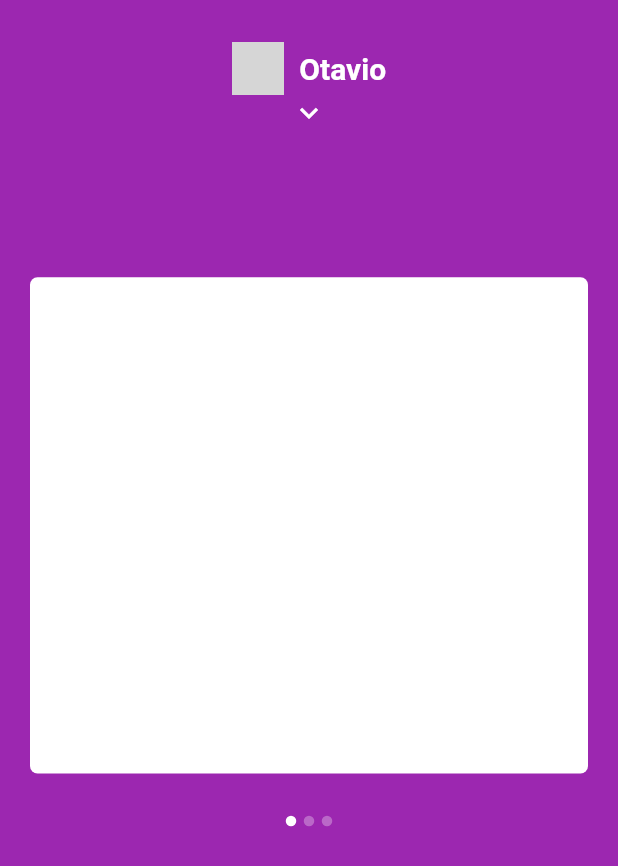
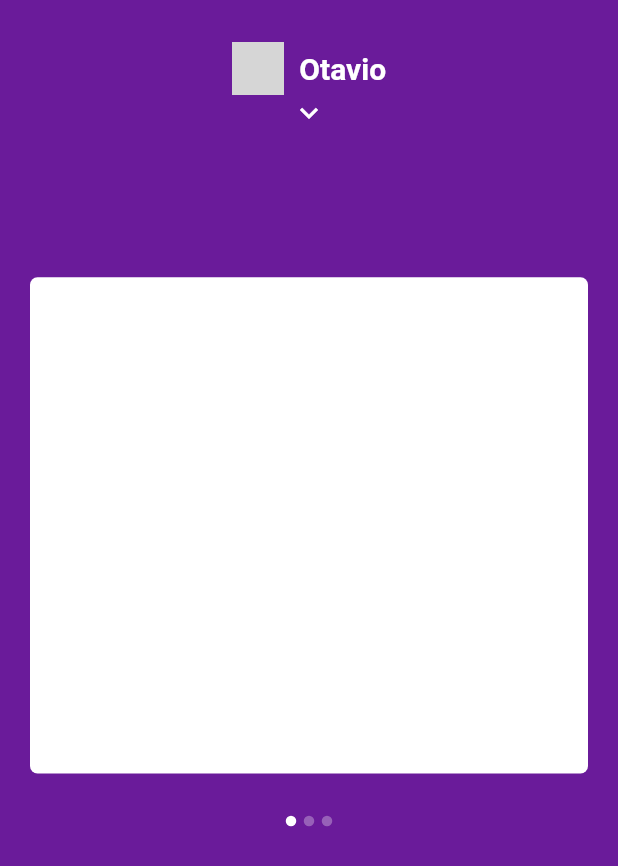
Before and after one commit to hipolitotata/flutter-nubank-clone, a Flutter app: the screen it shows after launch, on a phone screen of 412 x 824 dp. Shown: the top 866 px of the screen. Run offline on Flutter 3.47's test engine with Material 2 defaults, Android fonts, the phone set to English and light mode, and no system bars; network calls fail; grey boxes are pictures that could not be loaded.

Commit message:
changed color of app

```diff
--- a/lib/pages/home.dart
+++ b/lib/pages/home.dart
@@ -29,7 +29,7 @@ class _HomePageState extends State<HomePage> {
   Widget build(BuildContext context) {
     double _screenHeight = MediaQuery.of(context).size.height;
     return Scaffold(
-      backgroundColor: Colors.purple,
+      backgroundColor: Colors.purple[800],
       body: Stack(
         alignment: Alignment.center,
         children: <Widget>[
```
